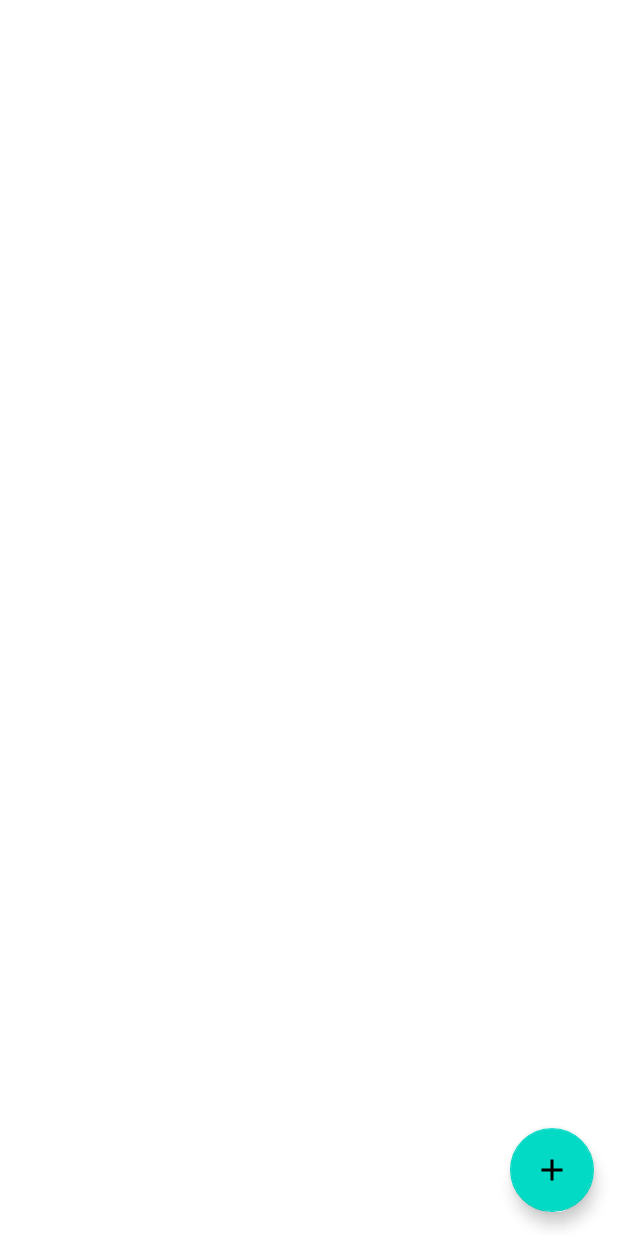
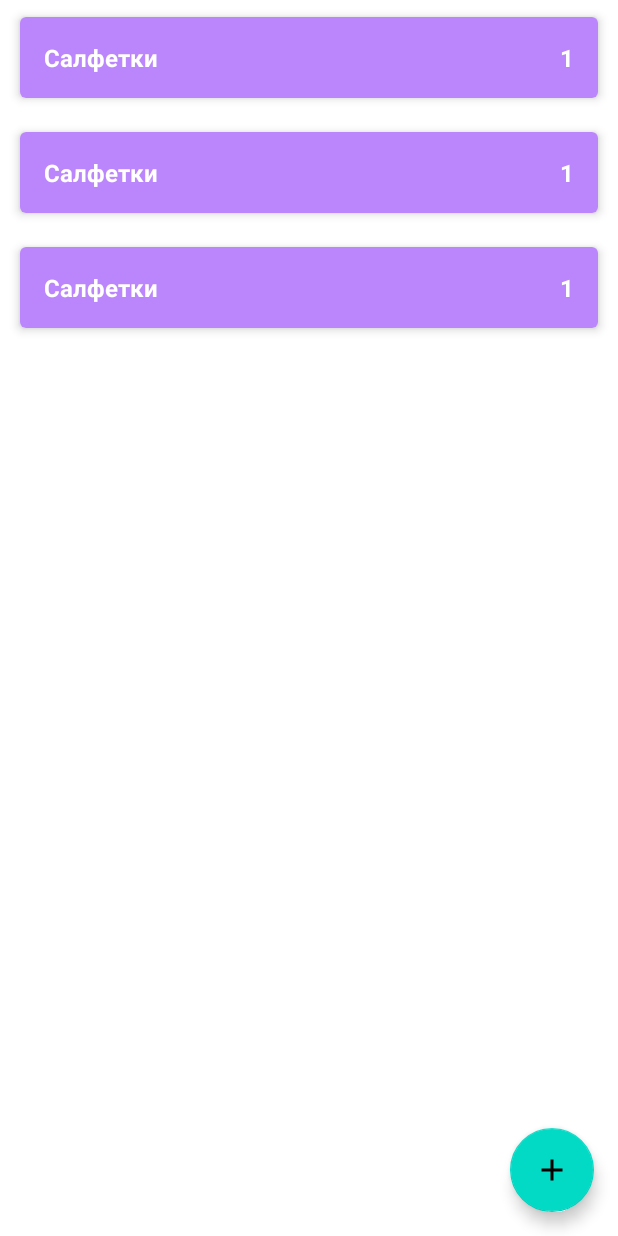
Before and after one commit to kronos777/shoplist, an Android app: the layout activity_main.xml on its own in the app's theme, with its tools: preview values and no code run, on a phone screen of 412 x 824 dp. Run offline under Robolectric (Android 15) with nearby library versions, the phone set to English and light mode, and no system bars.

Commit message:
ready viewholder

```diff
--- a/app/src/main/java/com/example/buylistapplication/data/ShopListRepositoryImpl.kt
+++ b/app/src/main/java/com/example/buylistapplication/data/ShopListRepositoryImpl.kt
@@ -5,6 +5,7 @@ import androidx.lifecycle.MutableLiveData
 import com.example.buylistapplication.domain.ShopItem
 import com.example.buylistapplication.domain.ShopListRepository
 import java.lang.RuntimeException
+import kotlin.random.Random
 
 object ShopListRepositoryImpl: ShopListRepository {
 
@@ -13,11 +14,12 @@ object ShopListRepositoryImpl: ShopListRepository {
     private val shopListLD = MutableLiveData<List<ShopItem>>()
 
     init {
-        for (i in 0 until 10) {
-            val item = ShopItem("Name $i", i, true)
+        for (i in 0 until 100) {
+            val item = ShopItem("Name $i", i, Random.nextBoolean())
             addShopItem(item)
         }
     }
+
 
     override fun addShopItem(shopItem: ShopItem) {
         if (shopItem.id == ShopItem.UNDEFINED_ID) {
--- a/app/src/main/res/layout/activity_main.xml
+++ b/app/src/main/res/layout/activity_main.xml
@@ -6,18 +6,8 @@
     android:layout_height="match_parent"
     tools:context=".presentation.MainActivity">
 
-    <ScrollView
-        android:layout_width="match_parent"
-        android:layout_height="match_parent">
-        <LinearLayout
-            android:layout_width="match_parent"
-            android:layout_height="wrap_content"
-            android:orientation="vertical"
-            android:id="@+id/ll_shop_list"/>
-    </ScrollView>
 
     <androidx.recyclerview.widget.RecyclerView
-        android:visibility="gone"
         android:id="@+id/rv_shop_list"
         android:layout_width="0dp"
         android:layout_height="0dp"
```
Also changed, not shown: app/src/main/java/com/example/buylistapplication/presentation/MainActivity.kt (+12 -23 lines), app/src/main/java/com/example/buylistapplication/presentation/ShopListAdapter.kt (+56 -6 lines).
